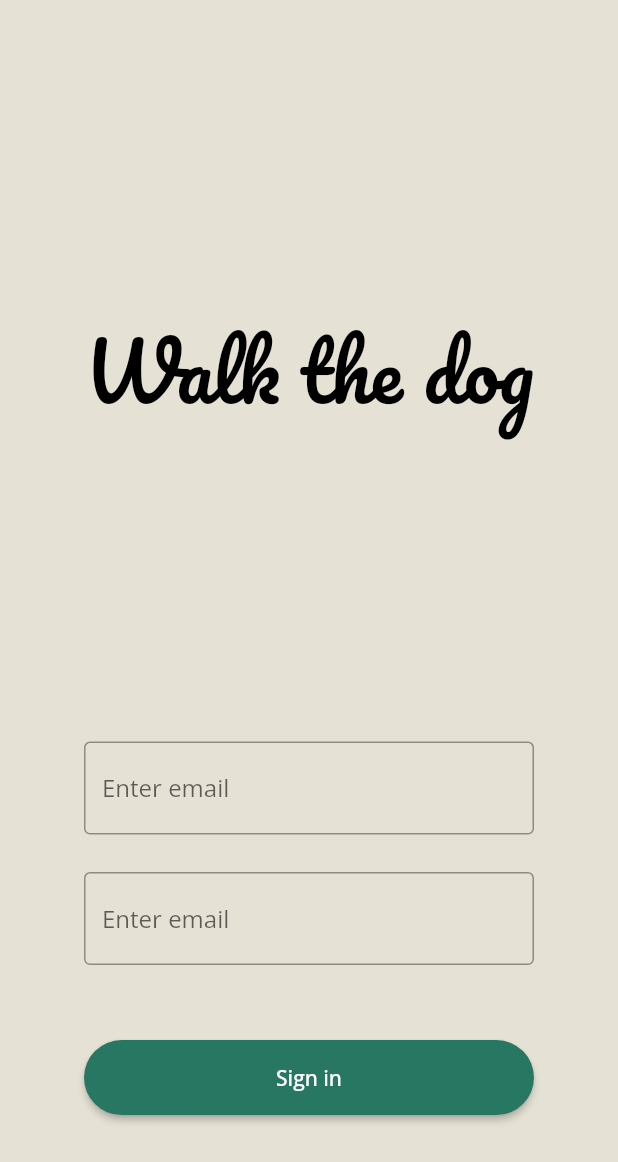
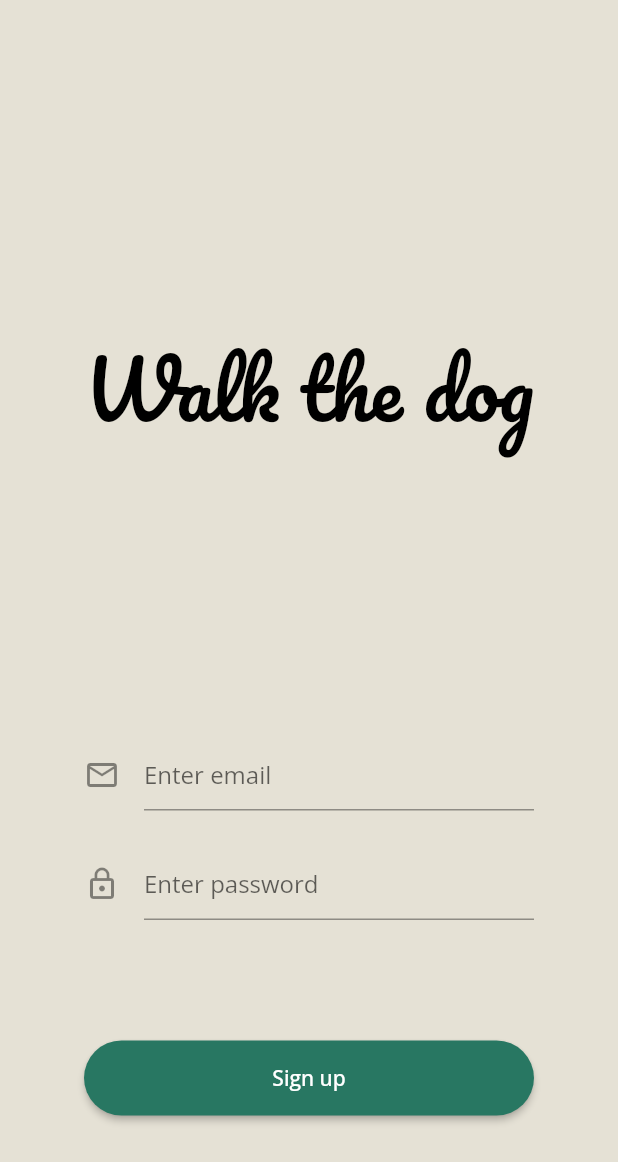
Before and after one commit to Buba98/dima_project, a Flutter app: the screen it shows after launch, after a tap on "Sign up", on a phone screen of 412 x 824 dp. Shown: the top 1162 px of the screen. Run offline on Flutter 3.47's test engine with Material 2 defaults, Android fonts, the phone set to English and light mode, and no system bars; our stand-ins replace firebase_auth, firebase_core, flutter_bloc; accounts and stored records are empty.

Commit message:
Sign in and Sign up process

```diff
--- a/lib/authentication/authentication_screen.dart
+++ b/lib/authentication/authentication_screen.dart
@@ -1,7 +1,8 @@
+import 'package:dima_project/authentication/sign_up/sign_up_screen.dart';
 import 'package:dima_project/custom_widgets/button.dart';
 import 'package:flutter/material.dart';
 
-import 'sign_in_screen.dart';
+import 'sign_in/sign_in_screen.dart';
 
 class AuthenticationScreen extends StatelessWidget {
   const AuthenticationScreen({super.key});
@@ -14,9 +15,13 @@ class AuthenticationScreen extends StatelessWidget {
           width: 300,
           child: Column(
             children: [
-              const Expanded(
-                flex: 3,
-                child: Center(
+              Expanded(
+                child: Column(
+                  children: const [
+                    Spacer(
+                      flex: 2,
+                    ),
+                    Center(
                       child: FittedBox(
                         fit: BoxFit.fitWidth,
                         child: Text(
@@ -29,16 +34,19 @@ class AuthenticationScreen extends StatelessWidget {
                         ),
                       ),
                     ),
+                    Spacer(),
+                  ],
+                ),
               ),
               Expanded(
-                flex: 2,
                 child: Column(
                   children: [
+                    const Spacer(),
                     Button(
                         onPressed: () => Navigator.push(
                               context,
                               MaterialPageRoute(
-                                  builder: (context) => const SignInScreen()),
+                                  builder: (context) => SignInScreen()),
                             ),
                         text: 'Sign in'),
                     const SizedBox(
@@ -47,12 +55,12 @@ class AuthenticationScreen extends StatelessWidget {
                     Button(
                       onPressed: () => Navigator.push(
                         context,
-                        MaterialPageRoute(
-                            builder: (context) => const SignInScreen()),
+                        MaterialPageRoute(builder: (context) => SignUpScreen()),
                       ),
                       text: 'Sign up',
                       primary: false,
                     ),
+                    const Spacer(),
                   ],
                 ),
               ),
--- a/lib/authentication/sign_in_screen.dart
+++ /dev/null
@@ -1,67 +0,0 @@
-import 'package:dima_project/custom_widgets/text_input.dart';
-import 'package:flutter/material.dart';
-
-import '../custom_widgets/button.dart';
-
-class SignInScreen extends StatelessWidget {
-  const SignInScreen({super.key});
-
-  @override
-  Widget build(BuildContext context) {
-    return Scaffold(
-      body: Center(
-        child: SizedBox(
-          width: 300,
-          child: Column(
-            children: [
-              const Expanded(
-                flex: 3,
-                child: Center(
-                  child: FittedBox(
-                    fit: BoxFit.fitWidth,
-                    child: Text(
-                      "Walk the dog",
-                      style: TextStyle(
-                        color: Colors.black,
-                        fontSize: 110,
-                        fontFamily: 'Pacifico',
-                      ),
-                    ),
-                  ),
-                ),
-              ),
-              Expanded(
-                flex: 2,
-                child: Column(
-                  children: [
-                    TextInput(
-                      textEditingController: TextEditingController(),
-                      hintText: 'Enter email',
-                    ),
-                    const SizedBox(
-                      height: 25,
-                    ),
-                    TextInput(
-                      textEditingController: TextEditingController(),
-                      hintText: 'Enter email',
-                    ),
-                    const SizedBox(
-                      height: 50,
-                    ),
-                    Button(
-                        onPressed: () => Navigator.push(
-                              context,
-                              MaterialPageRoute(
-                                  builder: (context) => const SignInScreen()),
-                            ),
-                        text: 'Sign in'),
-                  ],
-                ),
-              ),
-            ],
-          ),
-        ),
-      ),
-    );
-  }
-}
--- /dev/null
+++ b/lib/authentication/sign_up/sign_up_bloc.dart
@@ -0,0 +1,55 @@
+import 'package:firebase_auth/firebase_auth.dart';
+import 'package:flutter_bloc/flutter_bloc.dart';
+
+abstract class SignUpEvent {}
+
+class EmailPasswordSignUpEvent extends SignUpEvent {
+  final String email;
+  final String password;
+
+  EmailPasswordSignUpEvent({
+    required this.email,
+    required this.password,
+  });
+}
+
+abstract class SignUpState {}
+
+class InitialState extends SignUpState {}
+
+class UserAlreadyExistsState extends SignUpState {}
+
+class WeekPasswordState extends SignUpState {}
+
+class GenericErrorState extends SignUpState {}
+
+class SignedUpState extends SignUpState {}
+
+class SignUpBloc extends Bloc<SignUpEvent, SignUpState> {
+  SignUpBloc() : super(InitialState()) {
+    on<EmailPasswordSignUpEvent>(_onEmailPasswordSignUpEvent);
+  }
+
+  _onEmailPasswordSignUpEvent(
+      EmailPasswordSignUpEvent event, Emitter<SignUpState> emit) async {
+    try {
+      await FirebaseAuth.instance.createUserWithEmailAndPassword(
+        email: event.email,
+        password: event.password,
+      );
+    } on FirebaseAuthException catch (e) {
+      if (e.code == 'weak-password') {
+        print('The password provided is too weak.');
+        emit(WeekPasswordState());
+      } else if (e.code == 'email-already-in-use') {
+        print('The account already exists for that email.');
+        emit(UserAlreadyExistsState());
+      } else {
+        emit(GenericErrorState());
+      }
+    } catch (e) {
+      print(e);
+      emit(GenericErrorState());
+    }
+  }
+}
--- /dev/null
+++ b/lib/authentication/sign_up/sign_up_screen.dart
@@ -0,0 +1,92 @@
+import 'package:dima_project/authentication/sign_up/sign_up_bloc.dart';
+import 'package:dima_project/custom_widgets/text_input.dart';
+import 'package:flutter/material.dart';
+import 'package:flutter_bloc/flutter_bloc.dart';
+
+import '../../custom_widgets/button.dart';
+
+class SignUpScreen extends StatelessWidget {
+  SignUpScreen({super.key});
+
+  final TextEditingController email = TextEditingController();
+  final TextEditingController password = TextEditingController();
+  final SignUpBloc signUpBloc = SignUpBloc();
+
+  @override
+  Widget build(BuildContext context) {
+    return Scaffold(
+      body: Center(
+        child: SizedBox(
+          width: 300,
+          child: Column(
+            children: [
+              Expanded(
+                child: Column(
+                  children: const [
+                    Spacer(
+                      flex: 2,
+                    ),
+                    Center(
+                      child: FittedBox(
+                        fit: BoxFit.fitWidth,
+                        child: Text(
+                          "Walk the dog",
+                          style: TextStyle(
+                            color: Colors.black,
+                            fontSize: 110,
+                            fontFamily: 'Pacifico',
+                          ),
+                        ),
+                      ),
+                    ),
+                    Spacer(),
+                  ],
+                ),
+              ),
+              BlocBuilder<SignUpBloc, SignUpState>(
+                bloc: signUpBloc,
+                builder: (BuildContext context, SignUpState state) {
+                  return Expanded(
+                    child: Column(
+                      children: [
+                        if (state is GenericErrorState)
+                          Text(
+                            'Generic error',
+                            style:
+                                TextStyle(color: Theme.of(context).errorColor),
+                          ),
+                        const Spacer(),
+                        TextInput.email(
+                          textEditingController: email,
+                          error: state is UserAlreadyExistsState,
+                        ),
+                        const SizedBox(
+                          height: 25,
+                        ),
+                        TextInput.password(
+                          textEditingController: password,
+                          error: state is WeekPasswordState,
+                        ),
+                        const Spacer(),
+                        Button(
+                          onPressed: () => signUpBloc.add(
+                            EmailPasswordSignUpEvent(
+                              email: email.text,
+                              password: password.text,
+                            ),
+                          ),
+                          text: 'Sign up',
+                        ),
+                        const Spacer(),
+                      ],
+                    ),
+                  );
+                },
+              ),
+            ],
+          ),
+        ),
+      ),
+    );
+  }
+}
--- a/lib/custom_widgets/text_input.dart
+++ b/lib/custom_widgets/text_input.dart
@@ -5,19 +5,46 @@ class TextInput extends StatelessWidget {
     super.key,
     required this.textEditingController,
     this.hintText,
+    this.icon,
+    this.obscureText = false,
+    this.errorText,
   });
+
+  const TextInput.email({
+    super.key,
+    required this.textEditingController,
+    bool? error,
+  })  : hintText = 'Enter email',
+        icon = Icons.email_outlined,
+        obscureText = false,
+        errorText = (error ?? false) ? 'Wrong password' : null;
+
+  const TextInput.password({
+    super.key,
+    required this.textEditingController,
+    bool? error,
+  })  : hintText = 'Enter password',
+        icon = Icons.lock_outline,
+        obscureText = true,
+        errorText = (error ?? false) ? 'Wrong password' : null;
 
   final TextEditingController textEditingController;
   final String? hintText;
+  final IconData? icon;
+  final bool obscureText;
+  final String? errorText;
 
   @override
   Widget build(BuildContext context) {
     return TextField(
       controller: textEditingController,
       decoration: InputDecoration(
-        border: OutlineInputBorder(),
+        errorText: errorText,
+        border: const UnderlineInputBorder(),
         hintText: hintText,
+        icon: icon != null ? Icon(icon) : null,
       ),
+      obscureText: obscureText,
     );
   }
 }
--- a/lib/main.dart
+++ b/lib/main.dart
@@ -23,8 +23,16 @@ Future<void> main() async {
   );
 }
 
-class MyApp extends StatelessWidget {
+class MyApp extends StatefulWidget {
   const MyApp({super.key});
+
+  @override
+  State<StatefulWidget> createState() => _MyAppState();
+}
+
+class _MyAppState extends State<MyApp> {
+
+  Widget home = const LoadingScreen();
 
   @override
   Widget build(BuildContext context) {
@@ -36,21 +44,24 @@ class MyApp extends StatelessWidget {
           scaffoldBackgroundColor: const Color(0xFFe5e1d5)),
       home: BlocListener<UserBloc, UserState>(
         listener: (BuildContext context, UserState state) {
+          Navigator.popUntil(context, (route) => route.isFirst);
+
+          Widget home = const LoadingScreen();
+
           if (state is InitializationState) {
-            Navigator.pushAndRemoveUntil(
-                context,
-                MaterialPageRoute(builder: (context) => const LoadingScreen()),
-                (route) => false);
+            home = const LoadingScreen();
           } else if (state is UnauthenticatedState) {
-            Navigator.pushAndRemoveUntil(
-                context,
-                MaterialPageRoute(
-                    builder: (context) => const AuthenticationScreen()),
-                (route) => false);
+            home = const AuthenticationScreen();
           } else if (state is UnverifiedState) {
-          } else if (state is AuthenticatedState) {}
+            home = const LoadingScreen();
+          } else if (state is AuthenticatedState) {
+            home = const LoadingScreen();
+          }
+          setState(() {
+            this.home = home;
+          });
         },
-        child: const LoadingScreen(),
+        child: home,
       ),
     );
   }
--- a/lib/user/user_bloc.dart
+++ b/lib/user/user_bloc.dart
@@ -12,26 +12,6 @@ class UnverifiedState extends UserState {}
 class AuthenticatedState extends UserState {}
 
 abstract class UserEvent {}
-
-class EmailPasswordSignUpEvent extends UserEvent {
-  final String email;
-  final String password;
-
-  EmailPasswordSignUpEvent({
-    required this.email,
-    required this.password,
-  });
-}
-
-class EmailPasswordSignInEvent extends UserEvent {
-  final String email;
-  final String password;
-
-  EmailPasswordSignInEvent({
-    required this.email,
-    required this.password,
-  });
-}
 
 class SignOutEvent extends UserEvent {}
 
@@ -51,8 +31,6 @@ class _ReloadEvent extends UserEvent {
 
 class UserBloc extends Bloc<UserEvent, UserState> {
   UserBloc() : super(InitializationState()) {
-    on<EmailPasswordSignUpEvent>(_onEmailPasswordSignUpEvent);
-    on<EmailPasswordSignInEvent>(_onEmailPasswordSignInEvent);
     on<SignOutEvent>((event, emit) => FirebaseAuth.instance.signOut());
     on<_ReloadEvent>(_onReloadEvent);
 
@@ -61,39 +39,7 @@ class UserBloc extends Bloc<UserEvent, UserState> {
     });
   }
 
-  _onEmailPasswordSignUpEvent(
-      EmailPasswordSignUpEvent event, Emitter<UserState> emit) async {
-    try {
-      await FirebaseAuth.instance.createUserWithEmailAndPassword(
-        email: event.email,
-        password: event.password,
-      );
-    } on FirebaseAuthException catch (e) {
-      if (e.code == 'weak-password') {
-        print('The password provided is too weak.');
-      } else if (e.code == 'email-already-in-use') {
-        print('The account already exists for that email.');
-      }
-    } catch (e) {
-      print(e);
-    }
-  }
 
-  _onEmailPasswordSignInEvent(
-      EmailPasswordSignInEvent event, Emitter<UserState> emit) async {
-    try {
-      await FirebaseAuth.instance.signInWithEmailAndPassword(
-          email: event.email, password: event.password);
-    } on FirebaseAuthException catch (e) {
-      if (e.code == 'user-not-found') {
-        print('No user found for that email.');
-      } else if (e.code == 'wrong-password') {
-        print('Wrong password provided for that user.');
-      }
-    } catch (e) {
-      print(e);
-    }
-  }
 
   _onReloadEvent(_ReloadEvent event, Emitter<UserState> emit) {
     if (event.user == null) {
@@ -102,7 +48,7 @@ class UserBloc extends Bloc<UserEvent, UserState> {
       return;
     }
 
-    if (event.user!.emailVerified) {
+    if (!event.user!.emailVerified) {
       print('User in not verified');
       emit(UnverifiedState());
       return;
```
Also changed, not shown: lib/authentication/sign_in/sign_in_bloc.dart (added, +55 -0 lines), lib/authentication/sign_in/sign_in_screen.dart (added, +92 -0 lines), 1 other file. Lines whose indentation alone changed are shown as unchanged.
